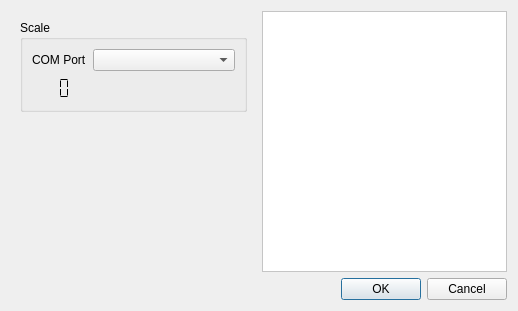
This is iblrig/gui/ui_valve.ui in int-brain-lab/iblrig as Qt 5 draws it before an edit. The edited form follows.
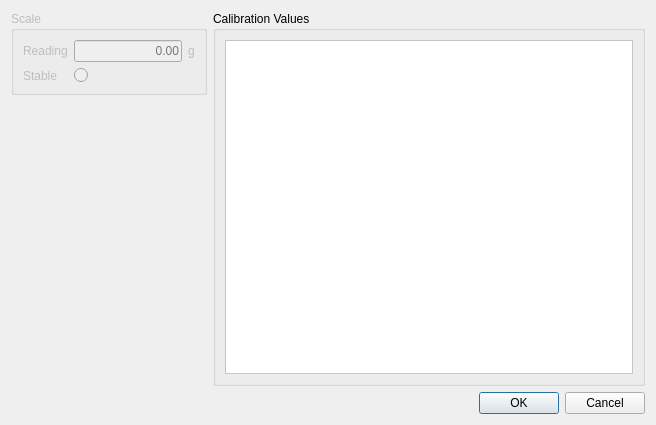
This is the edited form. Custom widgets are drawn as their Qt base class.

Commit message: add scale to valve calibration

The edit to the form file:
```diff
--- a/iblrig/gui/ui_valve.ui
+++ b/iblrig/gui/ui_valve.ui
@@ -6,8 +6,8 @@
    <rect>
     <x>0</x>
     <y>0</y>
-    <width>518</width>
-    <height>311</height>
+    <width>656</width>
+    <height>425</height>
    </rect>
   </property>
   <property name="windowTitle">
@@ -15,12 +15,27 @@
   </property>
   <layout class="QVBoxLayout" name="verticalLayout">
    <item>
-    <layout class="QHBoxLayout" name="horizontalLayout">
+    <layout class="QHBoxLayout" name="horizontalLayout" stretch="0,1">
      <item>
-      <widget class="QFrame" name="frame">
+      <widget class="QWidget" name="widget" native="true">
        <layout class="QVBoxLayout" name="verticalLayout_3">
+        <property name="leftMargin">
+         <number>0</number>
+        </property>
+        <property name="topMargin">
+         <number>0</number>
+        </property>
+        <property name="rightMargin">
+         <number>0</number>
+        </property>
+        <property name="bottomMargin">
+         <number>0</number>
+        </property>
         <item>
-         <widget class="QGroupBox" name="groupBox">
+         <widget class="QGroupBox" name="groupBoxScale">
+          <property name="enabled">
+           <bool>false</bool>
+          </property>
           <property name="title">
            <string>Scale</string>
           </property>
@@ -28,23 +43,68 @@
            <item row="0" column="0">
             <widget class="QLabel" name="label">
              <property name="text">
-              <string>COM Port</string>
+              <string>Reading</string>
              </property>
             </widget>
            </item>
            <item row="0" column="1">
-            <widget class="QComboBox" name="comboBox"/>
+            <widget class="QFrame" name="horizontalFrame">
+             <layout class="QHBoxLayout" name="horizontalLayout_2">
+              <property name="leftMargin">
+               <number>0</number>
+              </property>
+              <property name="topMargin">
+               <number>0</number>
+              </property>
+              <property name="rightMargin">
+               <number>0</number>
+              </property>
+              <property name="bottomMargin">
+               <number>0</number>
+              </property>
+              <item>
+               <widget class="QLineEdit" name="lineEditGrams">
+                <property name="alignment">
+                 <set>Qt::AlignRight|Qt::AlignTrailing|Qt::AlignVCenter</set>
+                </property>
+                <property name="readOnly">
+                 <bool>true</bool>
+                </property>
+                <property name="placeholderText">
+                 <string>0.00</string>
+                </property>
+               </widget>
+              </item>
+              <item>
+               <widget class="QLabel" name="label_2">
+                <property name="text">
+                 <string>g</string>
+                </property>
+               </widget>
+              </item>
+             </layout>
+            </widget>
            </item>
            <item row="1" column="0">
-            <widget class="QLCDNumber" name="lcdNumber">
-             <property name="frameShape">
-              <enum>QFrame::NoFrame</enum>
+            <widget class="QLabel" name="label_3">
+             <property name="text">
+              <string>Stable</string>
              </property>
-             <property name="digitCount">
-              <number>3</number>
+            </widget>
+           </item>
+           <item row="1" column="1">
+            <widget class="QRadioButton" name="radioButtonStable">
+             <property name="mouseTracking">
+              <bool>false</bool>
              </property>
-             <property name="segmentStyle">
-              <enum>QLCDNumber::Flat</enum>
+             <property name="focusPolicy">
+              <enum>Qt::NoFocus</enum>
+             </property>
+             <property name="contextMenuPolicy">
+              <enum>Qt::NoContextMenu</enum>
+             </property>
+             <property name="text">
+              <string/>
              </property>
             </widget>
            </item>
@@ -68,19 +128,28 @@
       </widget>
      </item>
      <item>
-      <widget class="QFrame" name="frame">
-       <property name="styleSheet">
-        <string notr="true">background-color: rgb(255, 255, 255);</string>
+      <widget class="QGroupBox" name="groupBox">
+       <property name="title">
+        <string>Calibration Values</string>
        </property>
-       <property name="frameShape">
-        <enum>QFrame::StyledPanel</enum>
-       </property>
-       <property name="frameShadow">
-        <enum>QFrame::Sunken</enum>
-       </property>
-       <layout class="QVBoxLayout" name="verticalLayout_2">
+       <layout class="QHBoxLayout" name="horizontalLayout_3">
         <item>
-         <widget class="PlotWidget" name="uiPlot" native="true"/>
+         <widget class="QFrame" name="frame">
+          <property name="styleSheet">
+           <string notr="true">background-color: rgb(255, 255, 255);</string>
+          </property>
+          <property name="frameShape">
+           <enum>QFrame::StyledPanel</enum>
+          </property>
+          <property name="frameShadow">
+           <enum>QFrame::Sunken</enum>
+          </property>
+          <layout class="QVBoxLayout" name="verticalLayout_2">
+           <item>
+            <widget class="PlotWidget" name="uiPlot" native="true"/>
+           </item>
+          </layout>
+         </widget>
         </item>
        </layout>
       </widget>
```
The commit also changes 3 other files.
